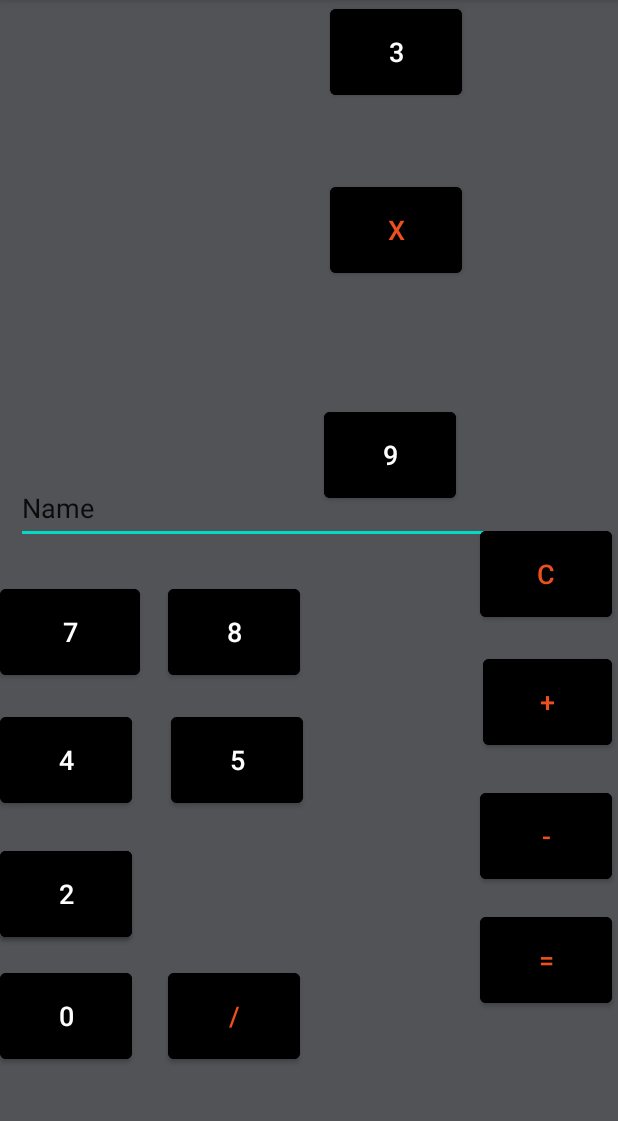
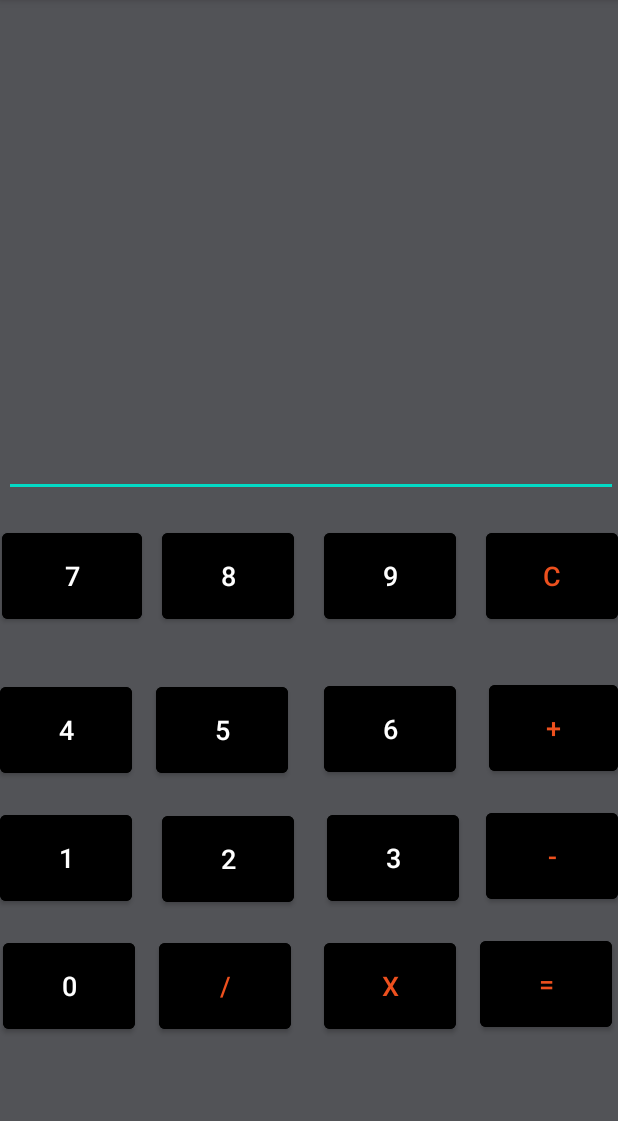
Before and after one commit to ArtleandroMDM/aula-senac, an Android app: the screen it shows after launch (MainActivity), on a phone screen of 412 x 824 dp, the part 84-1205 px from its top. Run offline under Robolectric (Android 15) with nearby library versions, the phone set to English and light mode, and no system bars.

Commit message:
MelhoradoBotaoPt2
continuação do botão do dia anterior e ajuste do celular que não estava funcio -
nado #Pt2 e ultima Finalizada. ;-;

```diff
--- a/Mobile/MyAVA20/app/src/main/java/Model/Pessoa.java
+++ b/Mobile/MyAVA20/app/src/main/java/Model/Pessoa.java
@@ -1,7 +1,10 @@
 package Model;
 
 public class Pessoa {
-
+    private String idcalculo;
+    public void setidcalculo(String idcalculo) {
+        idcalculo = idcalculo;
+    }
 
     public Pessoa(){}
 }
--- a/Mobile/MyAVA20/app/src/main/java/View/MainActivity.java
+++ b/Mobile/MyAVA20/app/src/main/java/View/MainActivity.java
@@ -3,6 +3,7 @@ package View;
 import androidx.appcompat.app.AppCompatActivity;
 
 import android.os.Bundle;
+import android.widget.Button;
 
 import Controller.CursoController;
 import Model.Curso;
@@ -12,10 +13,40 @@ import defandroide.arthur.myava20.R;
 public class MainActivity extends AppCompatActivity {
     Pessoa pessoa;
 
+
+
+    Button btnNum1;
+    Button btnNum2;
+    Button btnNum3;
+    Button btnNum4;
+    Button btnNum5;
+    Button btnNum6;
+    Button btnNum7;
+    Button btnNum8;
+    Button btnNum9;
+    Button btnNum0;
+
+
     @Override
     protected void onCreate(Bundle savedInstanceState) {
         super.onCreate(savedInstanceState);
         setContentView(R.layout.activity_main);
         pessoa = new Pessoa();
+        pessoa.setidcalculo("Super-Man");
+
+        btnNum1 = findViewById(R.id.idNm1);
+        btnNum1 = findViewById(R.id.idNm2);
+        btnNum1 = findViewById(R.id.idNm3);
+        btnNum1 = findViewById(R.id.idNm4);
+        btnNum1 = findViewById(R.id.idNm5);
+        btnNum1 = findViewById(R.id.idNm6);
+        btnNum1 = findViewById(R.id.idNm7);
+        btnNum1 = findViewById(R.id.idNm8);
+        btnNum1 = findViewById(R.id.idNm9);
+        btnNum1 = findViewById(R.id.idNm0);
+
+
+
+
     }
 }
--- a/Mobile/MyAVA20/app/src/main/res/layout/activity_main.xml
+++ b/Mobile/MyAVA20/app/src/main/res/layout/activity_main.xml
@@ -11,148 +11,171 @@
         android:id="@+id/idNm7"
         android:layout_width="93dp"
         android:layout_height="69dp"
-        android:layout_marginBottom="16dp"
         android:backgroundTint="@color/black"
         android:text="7"
         android:textSize="18dp"
-        app:layout_constraintBottom_toTopOf="@+id/idNm4"
+        app:layout_constraintBottom_toBottomOf="parent"
         app:layout_constraintEnd_toStartOf="@+id/idNm8"
         app:layout_constraintHeight="69dp"
-        app:layout_constraintHorizontal_bias="0.0"
+        app:layout_constraintHorizontal_bias="0.096"
         app:layout_constraintStart_toStartOf="parent"
-        app:layout_constraintTop_toTopOf="parent"
-        app:layout_constraintVertical_bias="1.0" />
+        app:layout_constraintTop_toTopOf="parent" />
 
     <Button
         android:id="@+id/idNm8"
         android:layout_width="wrap_content"
         android:layout_height="wrap_content"
-        android:layout_marginEnd="16dp"
-        android:layout_marginBottom="16dp"
+        android:layout_marginEnd="20dp"
         android:backgroundTint="@color/black"
         android:text="8"
         android:textSize="18dp"
-        app:layout_constraintBottom_toTopOf="@+id/idNm5"
-        app:layout_constraintEnd_toStartOf="@+id/button3"
+        app:layout_constraintBottom_toBottomOf="parent"
+        app:layout_constraintEnd_toStartOf="@+id/idNm9"
         app:layout_constraintHeight="69dp"
-        app:layout_constraintTop_toBottomOf="@+id/editTextTextPersonName"
-        app:layout_constraintVertical_bias="1.0" />
+        app:layout_constraintHorizontal_bias="1.0"
+        app:layout_constraintStart_toStartOf="parent"
+        app:layout_constraintTop_toTopOf="parent" />
 
     <Button
-        android:id="@+id/button3"
+        android:id="@+id/idNm9"
         android:layout_width="wrap_content"
         android:layout_height="wrap_content"
-        android:layout_marginTop="348dp"
-        android:layout_marginEnd="16dp"
+        android:layout_marginEnd="20dp"
         android:backgroundTint="@color/black"
         android:text="9"
         android:textSize="18dp"
-        app:layout_constraintBottom_toTopOf="@+id/idNm6"
+        app:layout_constraintBottom_toBottomOf="parent"
         app:layout_constraintEnd_toStartOf="@+id/idclear"
         app:layout_constraintHeight="69dp"
-        app:layout_constraintTop_toTopOf="parent"
-        app:layout_constraintVertical_bias="0.157" />
+        app:layout_constraintHorizontal_bias="1.0"
+        app:layout_constraintStart_toStartOf="parent"
+        app:layout_constraintTop_toTopOf="parent" />
 
     <Button
         android:id="@+id/idNm4"
         android:layout_width="wrap_content"
         android:layout_height="wrap_content"
-        android:layout_marginBottom="20dp"
+        android:layout_marginTop="16dp"
+        android:layout_marginEnd="16dp"
         android:backgroundTint="@color/black"
         android:text="4"
         android:textSize="18dp"
-        app:layout_constraintBottom_toTopOf="@+id/idNm1"
+        app:layout_constraintBottom_toBottomOf="parent"
         app:layout_constraintEnd_toStartOf="@+id/idNm5"
         app:layout_constraintHeight="69dp"
         app:layout_constraintHorizontal_bias="0.0"
-        app:layout_constraintStart_toStartOf="parent" />
+        app:layout_constraintStart_toStartOf="parent"
+        app:layout_constraintTop_toBottomOf="@+id/idNm7"
+        app:layout_constraintVertical_bias="0.065" />
 
     <Button
         android:id="@+id/idNm5"
         android:layout_width="wrap_content"
         android:layout_height="wrap_content"
+        android:layout_marginTop="16dp"
         android:layout_marginEnd="20dp"
-        android:layout_marginBottom="20dp"
         android:backgroundTint="@color/black"
         android:text="5"
         android:textSize="18dp"
-        app:layout_constraintBottom_toTopOf="@+id/idNm2"
+        app:layout_constraintBottom_toBottomOf="parent"
         app:layout_constraintEnd_toStartOf="@+id/idNm6"
-        app:layout_constraintHeight="69dp" />
+        app:layout_constraintHeight="69dp"
+        app:layout_constraintHorizontal_bias="0.963"
+        app:layout_constraintStart_toStartOf="parent"
+        app:layout_constraintTop_toBottomOf="@+id/idNm8"
+        app:layout_constraintVertical_bias="0.065" />
 
     <Button
         android:id="@+id/idNm1"
         android:layout_width="wrap_content"
         android:layout_height="wrap_content"
-        android:layout_marginBottom="12dp"
+        android:layout_marginTop="16dp"
+        android:layout_marginEnd="28dp"
         android:backgroundTint="@color/black"
         android:text="1"
         android:textSize="18dp"
-        app:layout_constraintBottom_toTopOf="@+id/idNm0"
+        app:layout_constraintBottom_toBottomOf="parent"
         app:layout_constraintEnd_toStartOf="@+id/idNm2"
         app:layout_constraintHeight="69dp"
         app:layout_constraintHorizontal_bias="0.0"
-        app:layout_constraintStart_toStartOf="parent" />
+        app:layout_constraintStart_toStartOf="parent"
+        app:layout_constraintTop_toBottomOf="@+id/idNm4"
+        app:layout_constraintVertical_bias="0.0" />
 
     <Button
         android:id="@+id/idNm6"
         android:layout_width="wrap_content"
         android:layout_height="wrap_content"
-        android:layout_marginEnd="12dp"
-        android:layout_marginBottom="20dp"
+        android:layout_marginTop="24dp"
+        android:layout_marginEnd="8dp"
         android:backgroundTint="@color/black"
         android:text="6"
         android:textSize="18dp"
-        app:layout_constraintBottom_toTopOf="@+id/idNm3"
-        app:layout_constraintEnd_toStartOf="@+id/button12"
-        app:layout_constraintHeight="69dp" />
+        app:layout_constraintBottom_toBottomOf="parent"
+        app:layout_constraintEnd_toStartOf="@+id/idMais"
+        app:layout_constraintHeight="69dp"
+        app:layout_constraintHorizontal_bias="0.938"
+        app:layout_constraintStart_toStartOf="parent"
+        app:layout_constraintTop_toBottomOf="@+id/idNm9"
+        app:layout_constraintVertical_bias="0.033" />
 
     <Button
         android:id="@+id/idNm2"
         android:layout_width="wrap_content"
         android:layout_height="wrap_content"
-        android:layout_marginBottom="12dp"
+        android:layout_marginTop="16dp"
+        android:layout_marginEnd="20dp"
         android:backgroundTint="@color/black"
         android:text="2"
         android:textSize="18dp"
-        app:layout_constraintBottom_toTopOf="@+id/idDivisao"
+        app:layout_constraintBottom_toBottomOf="parent"
+        app:layout_constraintEnd_toStartOf="@+id/idNm3"
         app:layout_constraintHeight="69dp"
-        tools:ignore="MissingConstraints"
-        tools:layout_editor_absoluteX="113dp" />
+        app:layout_constraintHorizontal_bias="0.981"
+        app:layout_constraintStart_toStartOf="parent"
+        app:layout_constraintTop_toBottomOf="@+id/idNm5"
+        app:layout_constraintVertical_bias="0.006"
+        tools:ignore="MissingConstraints" />
 
     <Button
         android:id="@+id/idNm3"
         android:layout_width="wrap_content"
         android:layout_height="wrap_content"
-        android:layout_marginEnd="12dp"
+        android:layout_marginTop="16dp"
+        android:layout_marginEnd="8dp"
         android:backgroundTint="@color/black"
         android:text="3"
         android:textSize="18dp"
-        app:layout_constraintEnd_toStartOf="@+id/button13"
+        app:layout_constraintBottom_toBottomOf="parent"
+        app:layout_constraintEnd_toStartOf="@+id/idMenus"
         app:layout_constraintHeight="69dp"
-        tools:ignore="MissingConstraints"
-        tools:layout_editor_absoluteY="525dp" />
+        app:layout_constraintHorizontal_bias="0.955"
+        app:layout_constraintStart_toStartOf="parent"
+        app:layout_constraintTop_toBottomOf="@+id/idNm6"
+        app:layout_constraintVertical_bias="0.006"
+        tools:ignore="MissingConstraints" />
 
     <Button
         android:id="@+id/idNm0"
         android:layout_width="wrap_content"
         android:layout_height="wrap_content"
-        android:layout_marginBottom="56dp"
+        android:layout_marginTop="12dp"
+        android:layout_marginEnd="16dp"
         android:backgroundTint="@color/black"
         android:text="0"
         android:textSize="18dp"
         app:layout_constraintBottom_toBottomOf="parent"
         app:layout_constraintEnd_toStartOf="@+id/idDivisao"
         app:layout_constraintHeight="69dp"
-        app:layout_constraintHorizontal_bias="0.0"
-        app:layout_constraintStart_toStartOf="parent" />
+        app:layout_constraintHorizontal_bias="1.0"
+        app:layout_constraintStart_toStartOf="parent"
+        app:layout_constraintTop_toBottomOf="@+id/idNm1"
+        app:layout_constraintVertical_bias="0.046" />
 
     <Button
         android:id="@+id/idclear"
         android:layout_width="wrap_content"
         android:layout_height="wrap_content"
-        android:layout_marginTop="348dp"
-        android:layout_marginEnd="4dp"
         android:backgroundTint="@color/black"
         android:text="c"
         android:textColor="#ED501E"
@@ -160,72 +183,87 @@
         android:textColorHint="#302B2B"
         android:textColorLink="#1C1A1A"
         android:textSize="18dp"
+        app:layout_constraintBottom_toBottomOf="parent"
         app:layout_constraintEnd_toEndOf="parent"
         app:layout_constraintHeight="69dp"
+        app:layout_constraintHorizontal_bias="1.0"
+        app:layout_constraintStart_toStartOf="parent"
         app:layout_constraintTop_toTopOf="parent" />
 
     <Button
-        android:id="@+id/button12"
+        android:id="@+id/idMais"
         android:layout_width="86dp"
         android:layout_height="48dp"
-        android:layout_marginTop="16dp"
-        android:layout_marginEnd="4dp"
+        android:layout_marginTop="32dp"
         android:backgroundTint="@color/black"
         android:text="+"
         android:textColor="#ED501E"
         android:textSize="18dp"
+        app:layout_constraintBottom_toBottomOf="parent"
         app:layout_constraintEnd_toEndOf="parent"
         app:layout_constraintHeight="69dp"
-        app:layout_constraintTop_toBottomOf="@+id/idclear" />
+        app:layout_constraintHorizontal_bias="1.0"
+        app:layout_constraintStart_toStartOf="parent"
+        app:layout_constraintTop_toBottomOf="@+id/idclear"
+        app:layout_constraintVertical_bias="0.0" />
 
     <Button
-        android:id="@+id/button13"
+        android:id="@+id/idMenus"
         android:layout_width="wrap_content"
         android:layout_height="wrap_content"
-        android:layout_marginTop="20dp"
-        android:layout_marginEnd="4dp"
+        android:layout_marginTop="16dp"
         android:backgroundTint="@color/black"
         android:text="-"
         android:textColor="#ED501E"
         android:textSize="18dp"
+        app:layout_constraintBottom_toBottomOf="parent"
         app:layout_constraintEnd_toEndOf="parent"
         app:layout_constraintHeight="69dp"
-        app:layout_constraintTop_toBottomOf="@+id/button12" />
+        app:layout_constraintHorizontal_bias="1.0"
+        app:layout_constraintStart_toStartOf="parent"
+        app:layout_constraintTop_toBottomOf="@+id/idMais"
+        app:layout_constraintVertical_bias="0.0" />
 
     <Button
         android:id="@+id/idIgual"
         android:layout_width="wrap_content"
         android:layout_height="wrap_content"
-        android:layout_marginTop="13dp"
-        android:layout_marginEnd="4dp"
+        android:layout_marginStart="320dp"
+        android:layout_marginTop="16dp"
         android:backgroundTint="@color/black"
         android:text="="
         android:textColor="#ED501E"
         android:textSize="18dp"
-        app:layout_constraintEnd_toEndOf="parent"
+        app:layout_constraintBottom_toBottomOf="parent"
         app:layout_constraintHeight="69dp"
-        app:layout_constraintTop_toBottomOf="@+id/button13" />
+        app:layout_constraintStart_toStartOf="parent"
+        app:layout_constraintTop_toBottomOf="@+id/idMenus"
+        app:layout_constraintVertical_bias="0.0" />
 
     <Button
         android:id="@+id/idDivisao"
         android:layout_width="wrap_content"
         android:layout_height="wrap_content"
+        android:layout_marginTop="8dp"
         android:layout_marginEnd="20dp"
-        android:layout_marginBottom="56dp"
         android:backgroundTint="@color/black"
         android:text="/"
         android:textColor="#ED501E"
         android:textSize="18dp"
         app:layout_constraintBottom_toBottomOf="parent"
         app:layout_constraintEnd_toStartOf="@+id/idMultiplicasao"
-        app:layout_constraintHeight="69dp" />
+        app:layout_constraintHeight="69dp"
+        app:layout_constraintHorizontal_bias="0.981"
+        app:layout_constraintStart_toStartOf="parent"
+        app:layout_constraintTop_toBottomOf="@+id/idNm2"
+        app:layout_constraintVertical_bias="0.088" />
 
     <Button
         android:id="@+id/idMultiplicasao"
         android:layout_width="wrap_content"
         android:layout_height="wrap_content"
-        android:layout_marginTop="8dp"
-        android:layout_marginEnd="12dp"
+        android:layout_marginTop="16dp"
+        android:layout_marginEnd="16dp"
         android:backgroundTint="@color/black"
         android:text="x"
         android:textColor="#ED501E"
@@ -233,21 +271,24 @@
         app:layout_constraintBottom_toBottomOf="parent"
         app:layout_constraintEnd_toStartOf="@+id/idIgual"
         app:layout_constraintHeight="69dp"
+        app:layout_constraintHorizontal_bias="1.0"
+        app:layout_constraintStart_toStartOf="parent"
         app:layout_constraintTop_toBottomOf="@+id/idNm3"
-        app:layout_constraintVertical_bias="0.066" />
+        app:layout_constraintVertical_bias="0.0" />
 
     <EditText
-        android:id="@+id/editTextTextPersonName"
-        android:layout_width="391dp"
-        android:layout_height="48dp"
+        android:id="@+id/idcalculo"
+        android:layout_width="409dp"
+        android:layout_height="53dp"
         android:ems="10"
         android:inputType="textPersonName"
-        android:text="Name"
+        android:textColor="#525357"
         app:layout_constraintBottom_toBottomOf="parent"
         app:layout_constraintEnd_toEndOf="parent"
+        app:layout_constraintHorizontal_bias="1.0"
         app:layout_constraintStart_toStartOf="parent"
         app:layout_constraintTop_toTopOf="parent"
-        app:layout_constraintVertical_bias="0.437" />
+        app:layout_constraintVertical_bias="0.389" />
 
 
 </androidx.constraintlayout.widget.ConstraintLayout>
```
Also changed, not shown: Mobile/MyAVA20/app/build.gradle (+3 -6 lines).
